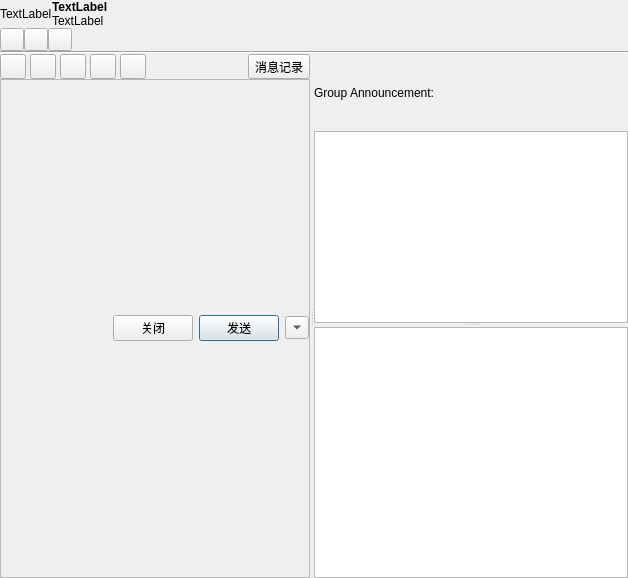
Old version of the form src/ui/groupchatdlg.ui in the repository zhanlangsir/Qtqq.
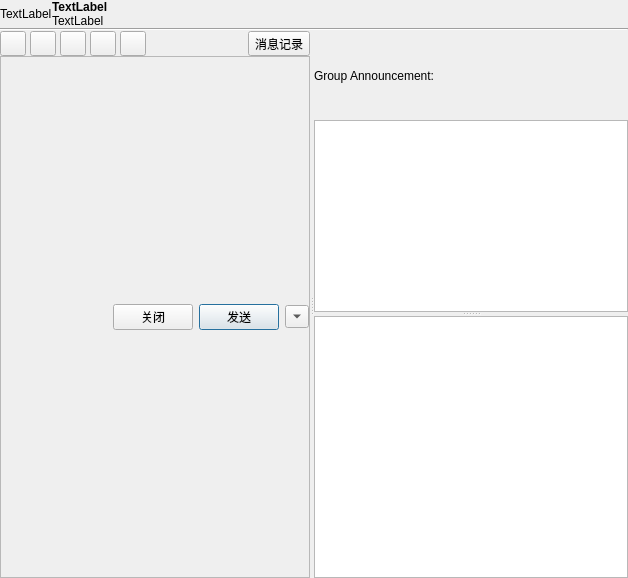
New version of the form.

Diff of the .ui file:
```diff
--- a/src/ui/groupchatdlg.ui
+++ b/src/ui/groupchatdlg.ui
@@ -89,44 +89,6 @@
      </item>
     </layout>
    </item>
-   <item>
-    <layout class="QHBoxLayout" name="horizontalLayout_2">
-     <item>
-      <widget class="QToolButton" name="toolButton">
-       <property name="text">
-        <string/>
-       </property>
-      </widget>
-     </item>
-     <item>
-      <widget class="QToolButton" name="toolButton_2">
-       <property name="text">
-        <string/>
-       </property>
-      </widget>
-     </item>
-     <item>
-      <widget class="QToolButton" name="toolButton_3">
-       <property name="text">
-        <string/>
-       </property>
-      </widget>
-     </item>
-     <item>
-      <spacer name="horizontalSpacer">
-       <property name="orientation">
-        <enum>Qt::Horizontal</enum>
-       </property>
-       <property name="sizeHint" stdset="0">
-        <size>
-         <width>40</width>
-         <height>20</height>
-        </size>
-       </property>
-      </spacer>
-     </item>
-    </layout>
-   </item>
    <item>
     <widget class="Line" name="line">
      <property name="orientation">
```
